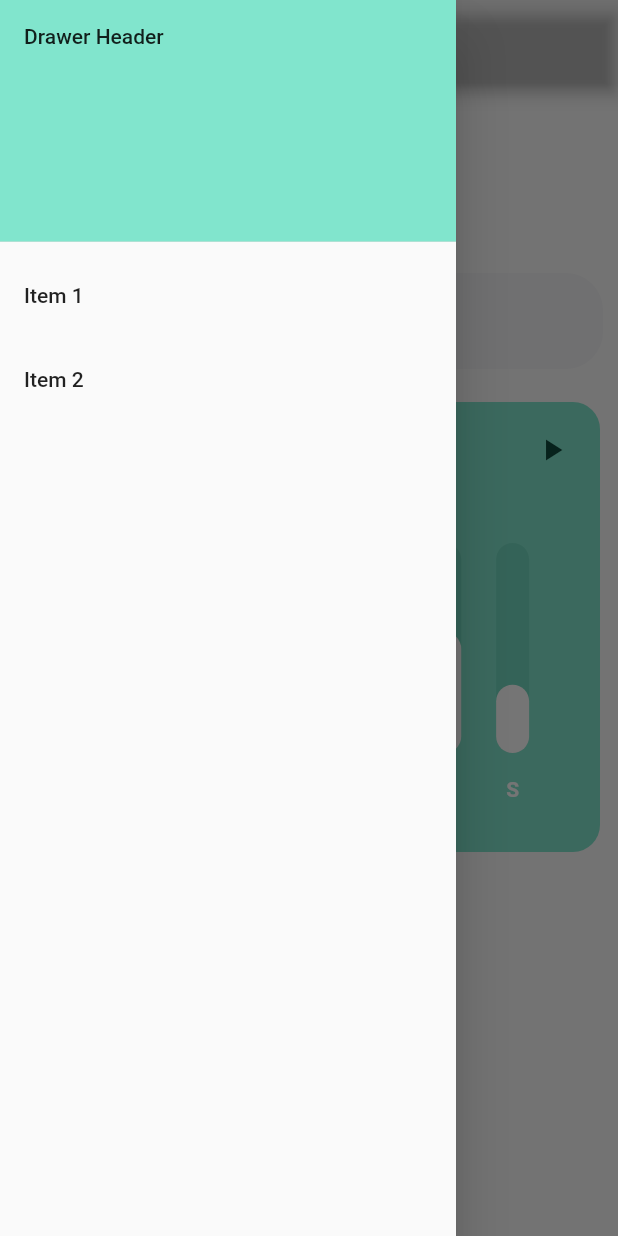
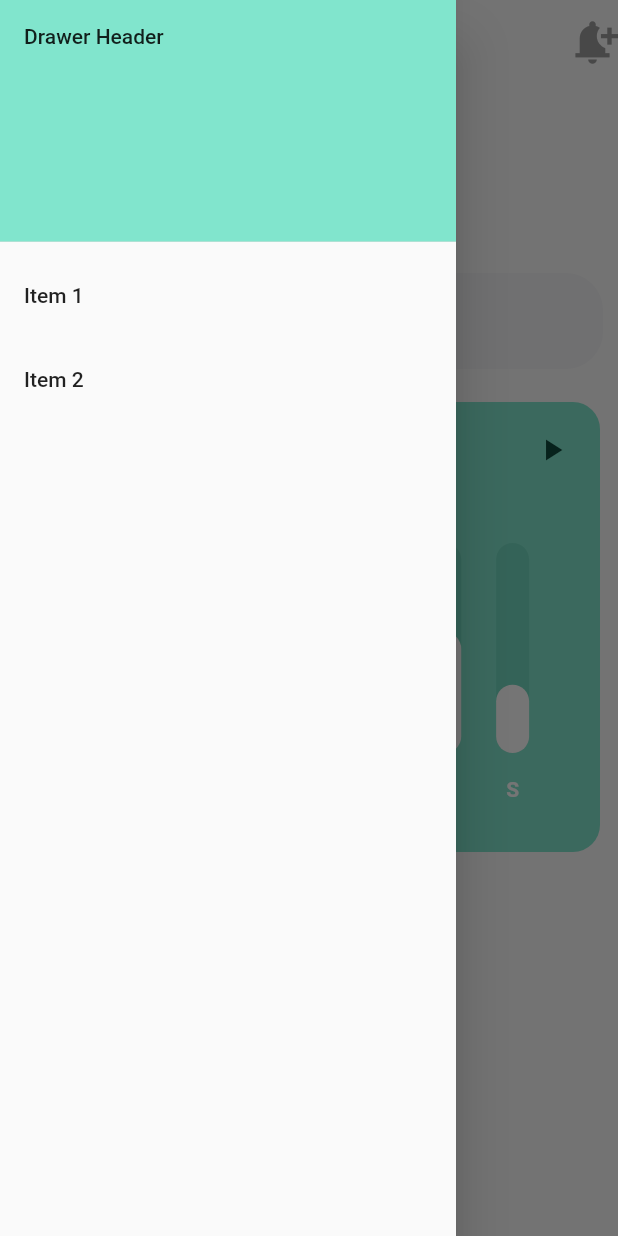
Before and after one commit to Andtit4/flutter_etudiant, a Flutter app: the HomePage screen opened directly with empty values, with the side drawer open, on a phone screen of 412 x 824 dp. Run offline on Flutter 3.47's test engine with Material 2 defaults, Android fonts, the phone set to English and light mode, and no system bars; drawn by our look-alikes of fl_chart; our stand-ins replace get, google_fonts; network calls fail.

Commit message:
modified:   lib/home.dart

```diff
--- a/lib/home.dart
+++ b/lib/home.dart
@@ -113,7 +113,7 @@ class HomePageState extends State<HomePage> {
 
   getAdmins() async {
     String apiUrl =
-        "http://192.168.3.12/backend/test/api/getAdmin.php?email=${widget.idadmin}";
+        "http://192.168.100.44/backend/test/api/getAdmin.php?email=${widget.idadmin}";
 
     var response = await http.get(Uri.parse(apiUrl));
     if (response.statusCode == 200) {
@@ -141,7 +141,23 @@ class HomePageState extends State<HomePage> {
     return Scaffold(
       appBar: AppBar(
         backgroundColor: Colors.transparent,
-        title: Text('ghg'),
+        elevation: 0,
+        actions: <Widget>[
+          GestureDetector(
+            onTap: (){
+
+            },
+            child: Icon(
+              Icons.notification_add,
+              color: Colors.grey,
+              size: 34,
+            ),
+          )
+        ],
+        title: Text(
+          'ghg',
+          style: GoogleFonts.poppins(color: Colors.black),
+        ),
       ),
       drawer: Drawer(
         // width: 200
--- a/lib/main.dart
+++ b/lib/main.dart
@@ -38,7 +38,7 @@ class _MainScreenState extends State<MainScreen> {
     print("Email: $email");
     print("Password: $password");
 
-    String apiUrl = "http://192.168.3.12/backend/test/api/auth.php";
+    String apiUrl = "http://192.168.100.44/backend/test/api/auth.php";
 
     var reponse = await http
         .post(Uri.parse(apiUrl), body: {'email': email, 'password': password});
```
